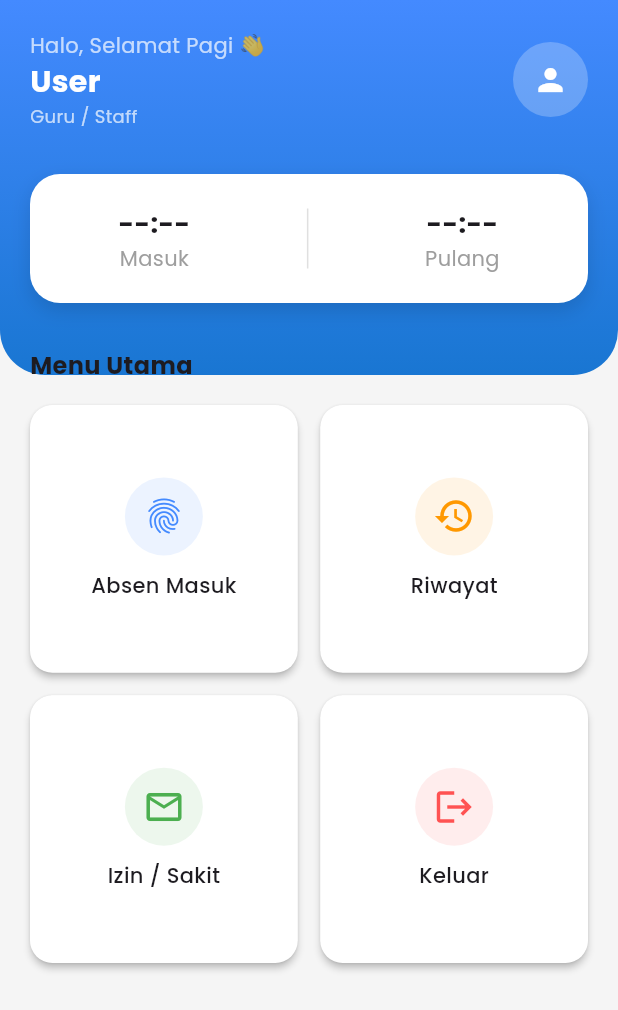
After one commit to ahmadsyaifuddin-dins/absensi_mobile, a Flutter app: the HomeView screen opened directly, on a phone screen of 412 x 824 dp. The commit adds this screen. Shown: the top 1010 px of the screen. Run offline on Flutter 3.47's test engine with Material 3 defaults, Android fonts, the phone set to English and light mode, and no system bars; our stand-ins replace geolocator, get, get_storage, google_fonts, image_picker; accounts and stored records are empty.

Commit message:
Login & Logout dan dashboard siswa

```diff
--- /dev/null
+++ b/lib/app/modules/home/controllers/home_controller.dart
@@ -0,0 +1,27 @@
+import 'package:get/get.dart';
+import 'package:get_storage/get_storage.dart'; // Import
+import '../../login/views/login_view.dart'; // Import buat logout
+
+class HomeController extends GetxController {
+  RxMap<String, dynamic> user = <String, dynamic>{}.obs;
+  final box = GetStorage(); // Panggil kotak penyimpanan
+
+  @override
+  void onInit() {
+    super.onInit();
+
+    // 1. Cek apakah ada data user di storage?
+    if (box.hasData('user')) {
+      // Ambil data dari storage
+      user.value = box.read('user');
+    }
+  }
+
+  // 2. Fungsi Logout (Hapus Session)
+  void logout() {
+    box.remove('token'); // Hapus token
+    box.remove('user');  // Hapus data user
+
+    Get.offAll(() => LoginView()); // Tendang balik ke Login
+  }
+}
--- /dev/null
+++ b/lib/app/modules/home/views/home_view.dart
@@ -0,0 +1,201 @@
+import 'package:flutter/material.dart';
+import 'package:get/get.dart';
+import 'package:google_fonts/google_fonts.dart';
+import '../controllers/home_controller.dart';
+import '../views/absensi_view.dart';
+import 'package:get_storage/get_storage.dart';
+
+class HomeView extends StatelessWidget {
+  final HomeController controller = Get.put(HomeController());
+
+  @override
+  Widget build(BuildContext context) {
+    return Scaffold(
+      backgroundColor: Colors.grey[100],
+      body: Stack(
+        children: [
+          // 1. BACKGROUND HEADER BIRU
+          Container(
+            height: 250,
+            decoration: BoxDecoration(
+              gradient: LinearGradient(
+                begin: Alignment.topCenter,
+                end: Alignment.bottomCenter,
+                colors: [Colors.blueAccent, Colors.blue[700]!],
+              ),
+              borderRadius: BorderRadius.only(
+                bottomLeft: Radius.circular(30),
+                bottomRight: Radius.circular(30),
+              ),
+            ),
+          ),
+
+          // 2. KONTEN UTAMA
+          SafeArea(
+            child: Padding(
+              padding: const EdgeInsets.symmetric(horizontal: 20.0),
+              child: Column(
+                crossAxisAlignment: CrossAxisAlignment.start,
+                children: [
+                  SizedBox(height: 20),
+
+                  // --- HEADER INFO USER ---
+                  Row(
+                    mainAxisAlignment: MainAxisAlignment.spaceBetween,
+                    children: [
+                      Column(
+                        crossAxisAlignment: CrossAxisAlignment.start,
+                        children: [
+                          Text(
+                            "Halo, Selamat Pagi 👋",
+                            style: GoogleFonts.poppins(color: Colors.white70, fontSize: 14),
+                          ),
+                          Obx(() => Text(
+                            controller.user['nama'] ?? "User", // Ambil nama dinamis
+                            style: GoogleFonts.poppins(
+                              color: Colors.white,
+                              fontSize: 20,
+                              fontWeight: FontWeight.bold
+                            ),
+                          )),
+                          Obx(() => Text(
+                            controller.user['role'] == 'siswa'
+                                ? "Siswa XII MIPA 1" // Nanti kita ambil dari relasi kelas
+                                : "Guru / Staff",
+                            style: GoogleFonts.poppins(color: Colors.white70, fontSize: 12),
+                          )),
+                        ],
+                      ),
+                      // Avatar/Foto Profil
+                      CircleAvatar(
+                        radius: 25,
+                        backgroundColor: Colors.white24,
+                        child: Icon(Icons.person, color: Colors.white),
+                      )
+                    ],
+                  ),
+
+                  SizedBox(height: 30),
+
+                  // --- CARD STATUS HARI INI ---
+                  Container(
+                    padding: EdgeInsets.all(20),
+                    decoration: BoxDecoration(
+                      color: Colors.white,
+                      borderRadius: BorderRadius.circular(20),
+                      boxShadow: [
+                        BoxShadow(color: Colors.black12, blurRadius: 10, offset: Offset(0, 5))
+                      ],
+                    ),
+                    child: Row(
+                      mainAxisAlignment: MainAxisAlignment.spaceAround,
+                      children: [
+                        _buildStatusItem("Masuk", "--:--"),
+                        Container(height: 40, width: 1, color: Colors.grey[300]),
+                        _buildStatusItem("Pulang", "--:--"),
+                      ],
+                    ),
+                  ),
+
+                  SizedBox(height: 30),
+
+                  // --- MENU GRID ---
+                  Text("Menu Utama",
+                    style: GoogleFonts.poppins(fontSize: 16, fontWeight: FontWeight.bold)),
+                  SizedBox(height: 15),
+
+                  Expanded(
+                    child: GridView.count(
+                      crossAxisCount: 2,
+                      crossAxisSpacing: 15,
+                      mainAxisSpacing: 15,
+                      children: [
+                        _buildMenuCard(
+                          icon: Icons.fingerprint,
+                          color: Colors.blueAccent,
+                          label: "Absen Masuk",
+                          onTap: () {
+                             // Ambil token asli dari storage
+                             final box = GetStorage();
+                             String? token = box.read('token');
+
+                             if (token != null) {
+                               Get.to(() => AbsensiView(tokenUser: token));
+                             } else {
+                               Get.snackbar("Error", "Token tidak ditemukan, silakan login ulang");
+                             }
+                          }
+                        ),
+                        _buildMenuCard(
+                          icon: Icons.history,
+                          color: Colors.orange,
+                          label: "Riwayat",
+                          onTap: () {}
+                        ),
+                        _buildMenuCard(
+                          icon: Icons.mail_outline,
+                          color: Colors.green,
+                          label: "Izin / Sakit",
+                          onTap: () {}
+                        ),
+                         _buildMenuCard(
+                          icon: Icons.logout,
+                          color: Colors.redAccent,
+                          label: "Keluar",
+                          onTap: () => controller.logout(), // Panggil fungsi logout
+                        ),
+                      ],
+                    ),
+                  )
+                ],
+              ),
+            ),
+          ),
+        ],
+      ),
+    );
+  }
+
+  // Widget Helper biar kodingan rapi
+  Widget _buildStatusItem(String label, String time) {
+    return Column(
+      children: [
+        Text(time, style: GoogleFonts.poppins(fontSize: 18, fontWeight: FontWeight.bold)),
+        Text(label, style: GoogleFonts.poppins(color: Colors.grey)),
+      ],
+    );
+  }
+
+  Widget _buildMenuCard({required IconData icon, required Color color, required String label, required Function() onTap}) {
+    return Material(
+      color: Colors.white, // Warna background pindah ke Material
+      borderRadius: BorderRadius.circular(15),
+      elevation: 2, // Kasih bayangan dikit biar timbul
+      child: InkWell(
+        borderRadius: BorderRadius.circular(15), // Biar efek pencetnya bulat ngikutin border
+        onTap: onTap, // Fungsi onTap pindah ke sini
+        child: Container(
+          // HAPUS decoration color disini biar transparan
+          decoration: BoxDecoration(
+            borderRadius: BorderRadius.circular(15),
+          ),
+          child: Column(
+            mainAxisAlignment: MainAxisAlignment.center,
+            children: [
+              Container(
+                padding: EdgeInsets.all(12),
+                decoration: BoxDecoration(
+                  color: color.withOpacity(0.1),
+                  shape: BoxShape.circle,
+                ),
+                child: Icon(icon, color: color, size: 28),
+              ),
+              SizedBox(height: 10),
+              Text(label, style: GoogleFonts.poppins(fontSize: 14, fontWeight: FontWeight.w500)),
+            ],
+          ),
+        ),
+      ),
+    );
+  }
+}
--- a/pubspec.yaml
+++ b/pubspec.yaml
@@ -42,6 +42,7 @@ dependencies:
   intl: ^0.20.2
   permission_handler: ^12.0.1
   lottie: ^3.3.2
+  get_storage: ^2.1.1
 
 dev_dependencies:
   flutter_test:
```
Also changed, not shown: lib/app/modules/home/controllers/absensi_controller.dart (added, +140 -0 lines), lib/app/modules/home/views/absensi_view.dart (added, +107 -0 lines), lib/app/modules/login/controllers/login_controller.dart (+23 -15 lines), lib/app/modules/login/views/login_view.dart (+6 -5 lines), lib/main.dart (+17 -107 lines), pubspec.lock.
